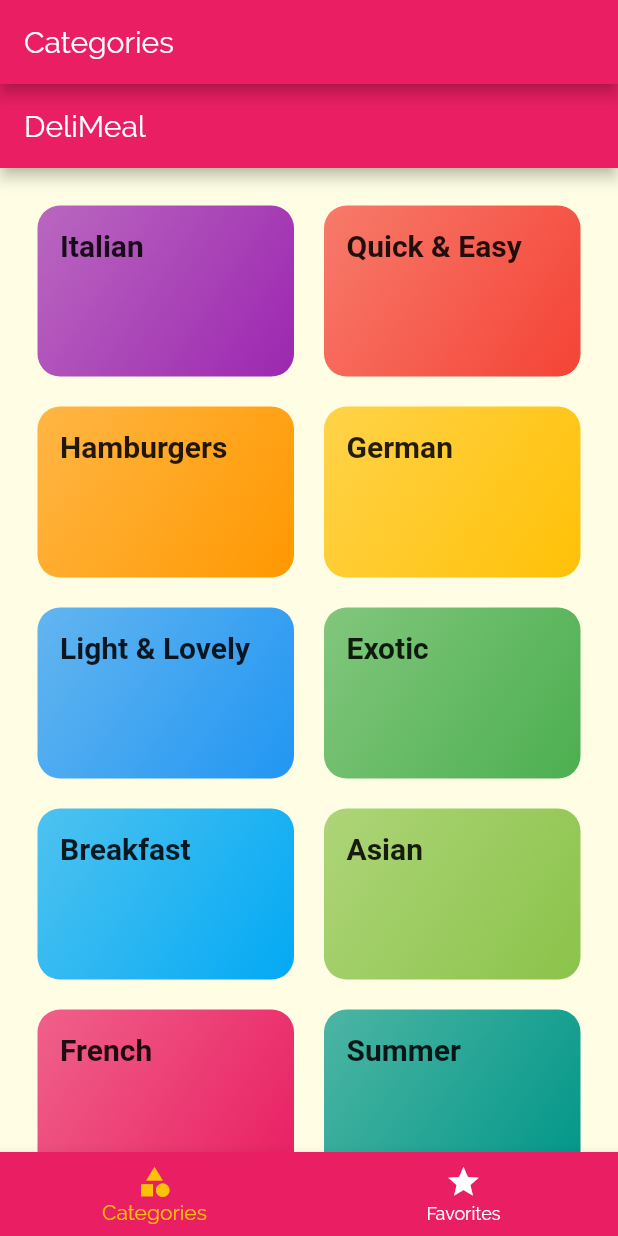
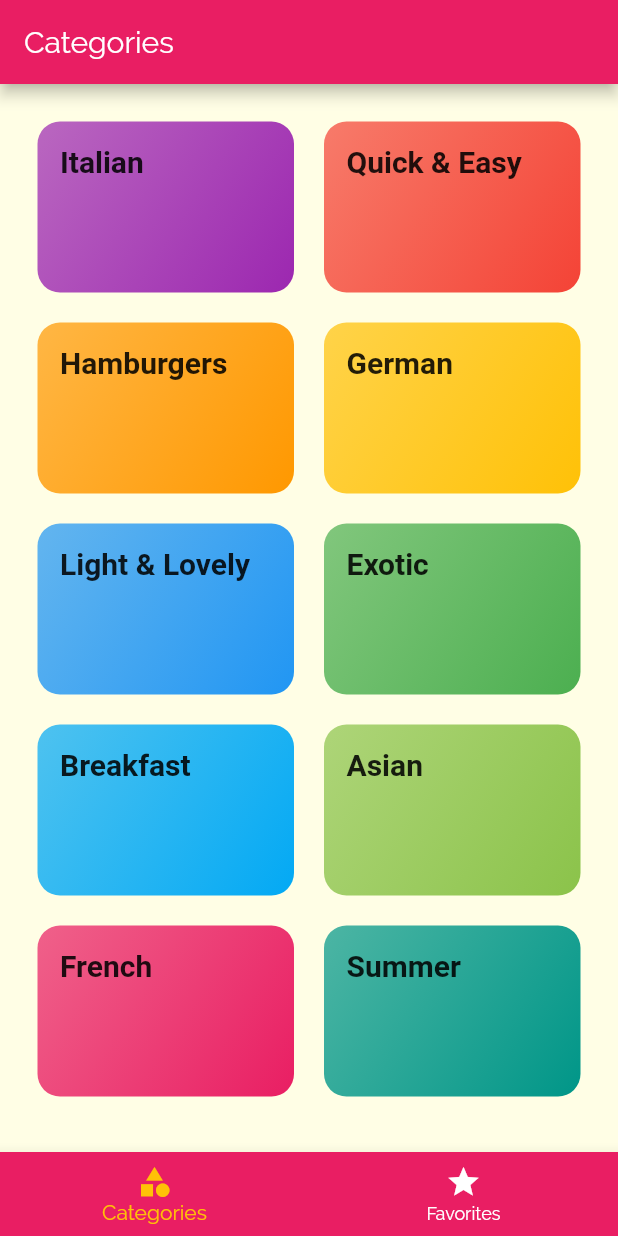
Before and after one commit to UrbanSwati/meals_app, a Flutter app: the screen it shows after launch, on a phone screen of 412 x 824 dp. Run offline on Flutter 3.47's test engine with Material 2 defaults, Android fonts, the phone set to English and light mode, and no system bars; Roboto replaces fonts that are missing (RobotCondensed).

Commit message:
modified categories screen removed scafold widget
its now part of the tabs screen widget

```diff
--- a/lib/screens/categories_screen.dart
+++ b/lib/screens/categories_screen.dart
@@ -5,14 +5,11 @@ import '../dummy-data.dart';
 class CategoriesScreen extends StatelessWidget {
   @override
   Widget build(BuildContext context) {
-    return Scaffold(
-      appBar: AppBar(
-        title: const Text('DeliMeal'),
-      ),
-      body: GridView(
+    return GridView(
       padding: const EdgeInsets.all(25),
       children: DUMMY_CATEGORIES
-            .map((catData) => CategoryItem(catData.id, catData.title, catData.color))
+          .map((catData) =>
+              CategoryItem(catData.id, catData.title, catData.color))
           .toList(),
       gridDelegate: SliverGridDelegateWithMaxCrossAxisExtent(
         maxCrossAxisExtent: 200,
@@ -20,7 +17,6 @@ class CategoriesScreen extends StatelessWidget {
         crossAxisSpacing: 20,
         mainAxisSpacing: 20,
       ),
-      ),
     );
   }
 }
```
Lines whose indentation alone changed are shown as unchanged.
